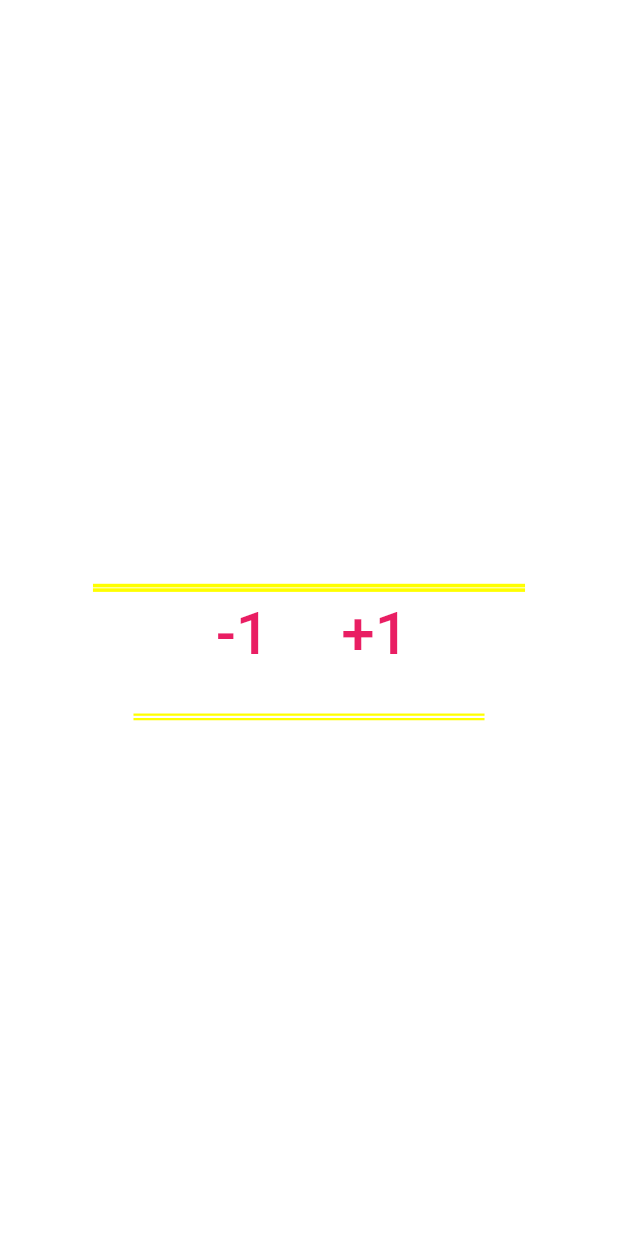
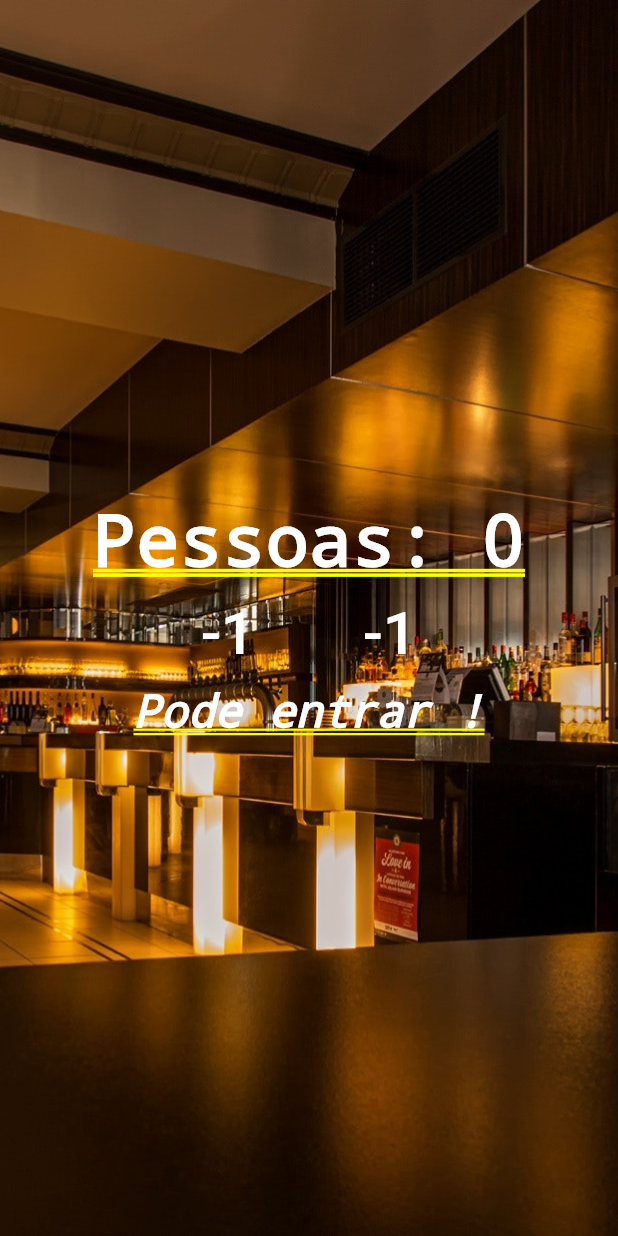
Before and after one commit to f-mtz/Flutter, a Flutter app: the screen it shows after launch, after a tap on "-1", on a phone screen of 412 x 824 dp. Run offline on Flutter 3.47's test engine with Material 2 defaults, Android fonts, the phone set to English and light mode, and no system bars.

Commit message:
Image, Padding, Stack

```diff
--- a/contador_de_pessoas_restaurant/lib/main.dart
+++ b/contador_de_pessoas_restaurant/lib/main.dart
@@ -3,7 +3,10 @@ import 'package:flutter/material.dart';
 void main() {
   runApp(MaterialApp(
       title: "Contador de Pessoas",
-      home: Column(
+      home: Stack(
+        children: [
+          Image.asset("img/restaurant.jpg", fit: BoxFit.cover, height: 1000.0,),
+          Column(
             mainAxisAlignment: MainAxisAlignment.center,
             children: [
               Text(
@@ -13,16 +16,18 @@ void main() {
               Row(
                 mainAxisAlignment: MainAxisAlignment.center,
                 children: [
-              FlatButton(
+                  Padding(padding: EdgeInsets.all(10.0),
+                    child: FlatButton(
                       child: Text(
                         "-1",
-                  style: TextStyle(color: Colors.pink, fontSize: 40),
-                ), onPressed: () {},),
-              FlatButton(
+                        style: TextStyle(color: Colors.white, fontSize: 40),
+                      ), onPressed: () {},),),
+                  Padding(padding: EdgeInsets.all(10.0),
+                    child: FlatButton(
                       child: Text(
-                    "+1",
-                    style: TextStyle(color: Colors.pink, fontSize: 40),
-                  ), onPressed: () {},),
+                        "-1",
+                        style: TextStyle(color: Colors.white, fontSize: 40),
+                      ), onPressed: () {},),)
                 ],
               ),
               Text(
@@ -33,5 +38,7 @@ void main() {
                     fontSize: 30.0),
               )
             ],
+          )
+        ],
       )));
 }
--- a/contador_de_pessoas_restaurant/pubspec.yaml
+++ b/contador_de_pessoas_restaurant/pubspec.yaml
@@ -49,6 +49,8 @@ flutter:
   #   - images/a_dot_burr.jpeg
   #   - images/a_dot_ham.jpeg
 
+  assets:
+    - img/restaurant.jpg
   # An image asset can refer to one or more resolution-specific "variants", see
   # https://flutter.dev/assets-and-images/#resolution-aware.
 
```
Also changed, not shown: contador_de_pessoas_restaurant/img/restaurant.jpg (added). Lines whose indentation alone changed are shown as unchanged.
